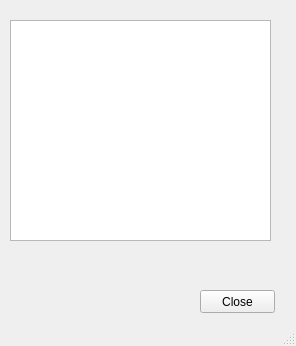
Qt form src/application/mainwindow.ui (CobaltFusion/DebugVision) before a commit.
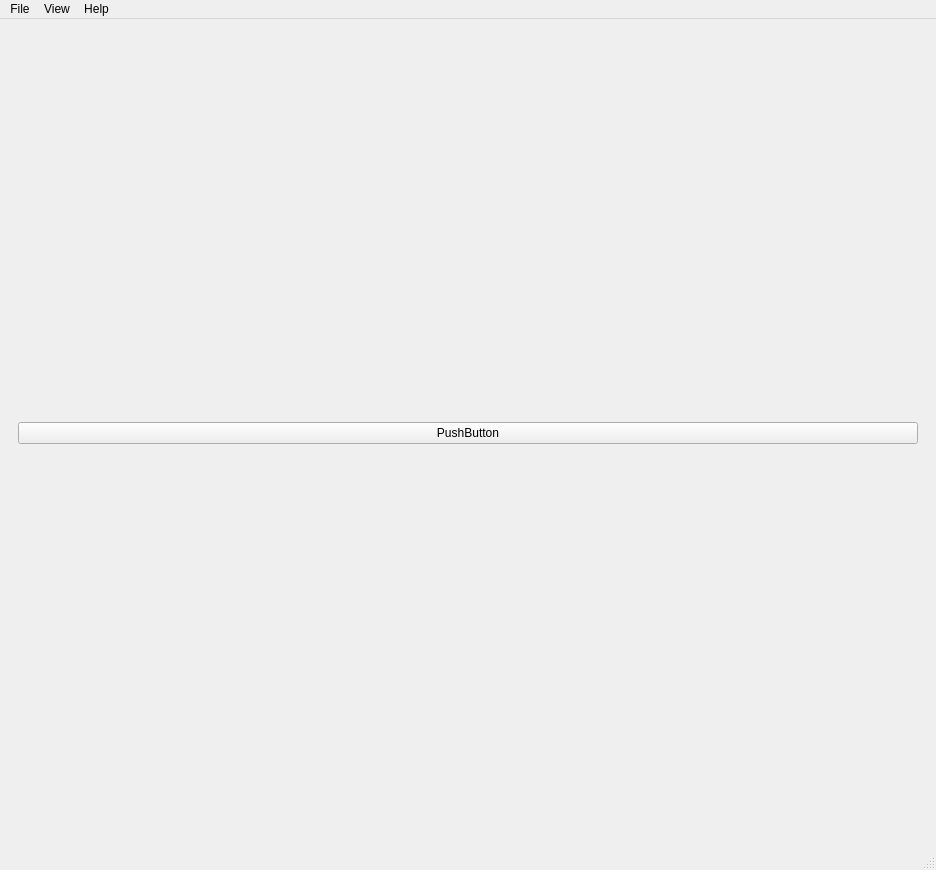
The same form after that commit.

```diff
--- a/src/application/mainwindow.ui
+++ b/src/application/mainwindow.ui
@@ -6,37 +6,58 @@
    <rect>
     <x>0</x>
     <y>0</y>
-    <width>296</width>
-    <height>346</height>
+    <width>936</width>
+    <height>870</height>
    </rect>
   </property>
   <property name="windowTitle">
    <string>MainWindow</string>
   </property>
   <widget class="QWidget" name="centralwidget">
-   <widget class="QPushButton" name="pushButton">
-    <property name="geometry">
-     <rect>
-      <x>200</x>
-      <y>290</y>
-      <width>75</width>
-      <height>23</height>
-     </rect>
+   <layout class="QHBoxLayout" name="horizontalLayout">
+    <item>
+     <widget class="QWidget" name="widget" native="true">
+      <layout class="QHBoxLayout" name="horizontalLayout_2">
+       <item>
+        <widget class="QPushButton" name="pushButton">
+         <property name="text">
+          <string>PushButton</string>
+         </property>
+        </widget>
+       </item>
+      </layout>
+     </widget>
+    </item>
+   </layout>
+  </widget>
+  <widget class="QMenuBar" name="menubar">
+   <property name="geometry">
+    <rect>
+     <x>0</x>
+     <y>0</y>
+     <width>936</width>
+     <height>21</height>
+    </rect>
+   </property>
+   <widget class="QMenu" name="menuFile">
+    <property name="title">
+     <string>File</string>
     </property>
-    <property name="text">
-     <string>Close</string>
+    <addaction name="actionNew"/>
+   </widget>
+   <widget class="QMenu" name="menuView">
+    <property name="title">
+     <string>View</string>
     </property>
    </widget>
-   <widget class="QListView" name="listView">
-    <property name="geometry">
-     <rect>
-      <x>10</x>
-      <y>20</y>
-      <width>261</width>
-      <height>221</height>
-     </rect>
+   <widget class="QMenu" name="menuHelp">
+    <property name="title">
+     <string>Help</string>
     </property>
    </widget>
+   <addaction name="menuFile"/>
+   <addaction name="menuView"/>
+   <addaction name="menuHelp"/>
   </widget>
   <widget class="QStatusBar" name="statusbar"/>
  </widget>
```
Left out of the diff: 17 changed lines with no effect on the pictures.
